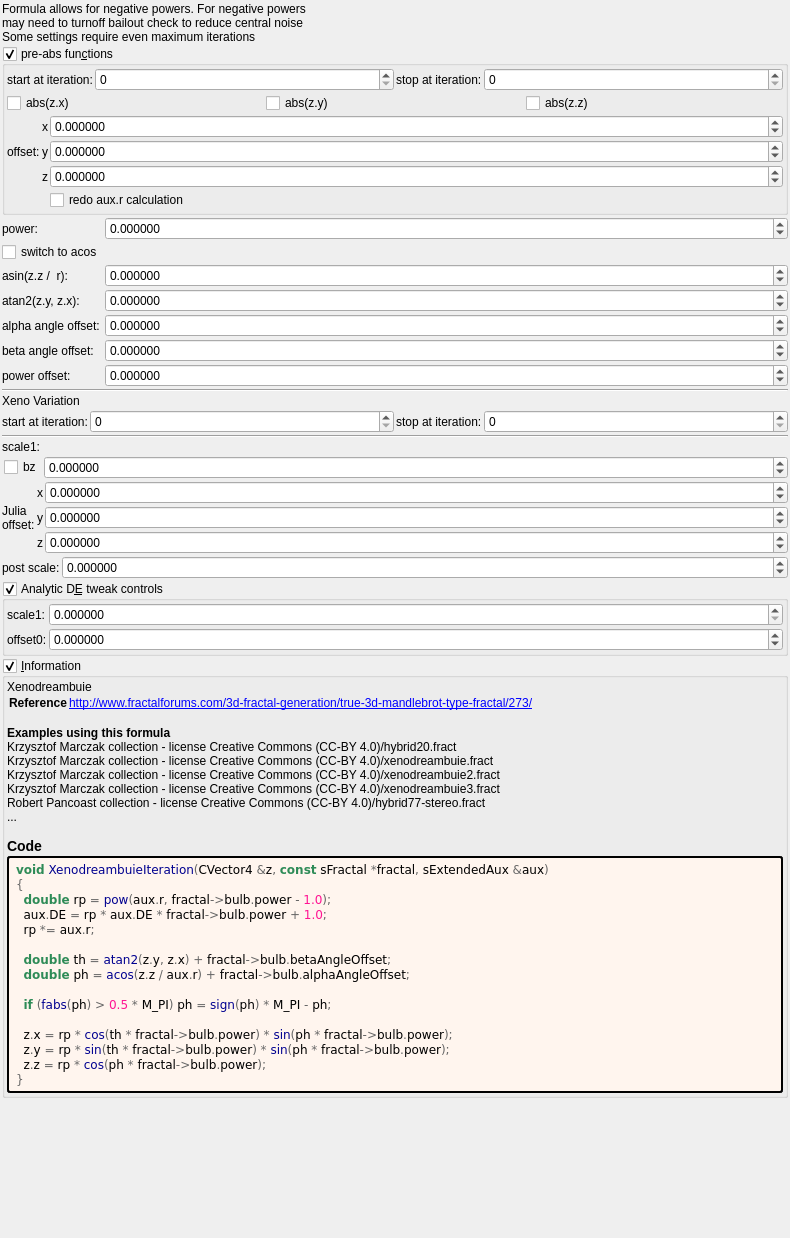
buddhi1980/mandelbulber2, file mandelbulber2/formula/ui/xenodreambuie_v2.ui: the form before one commit.
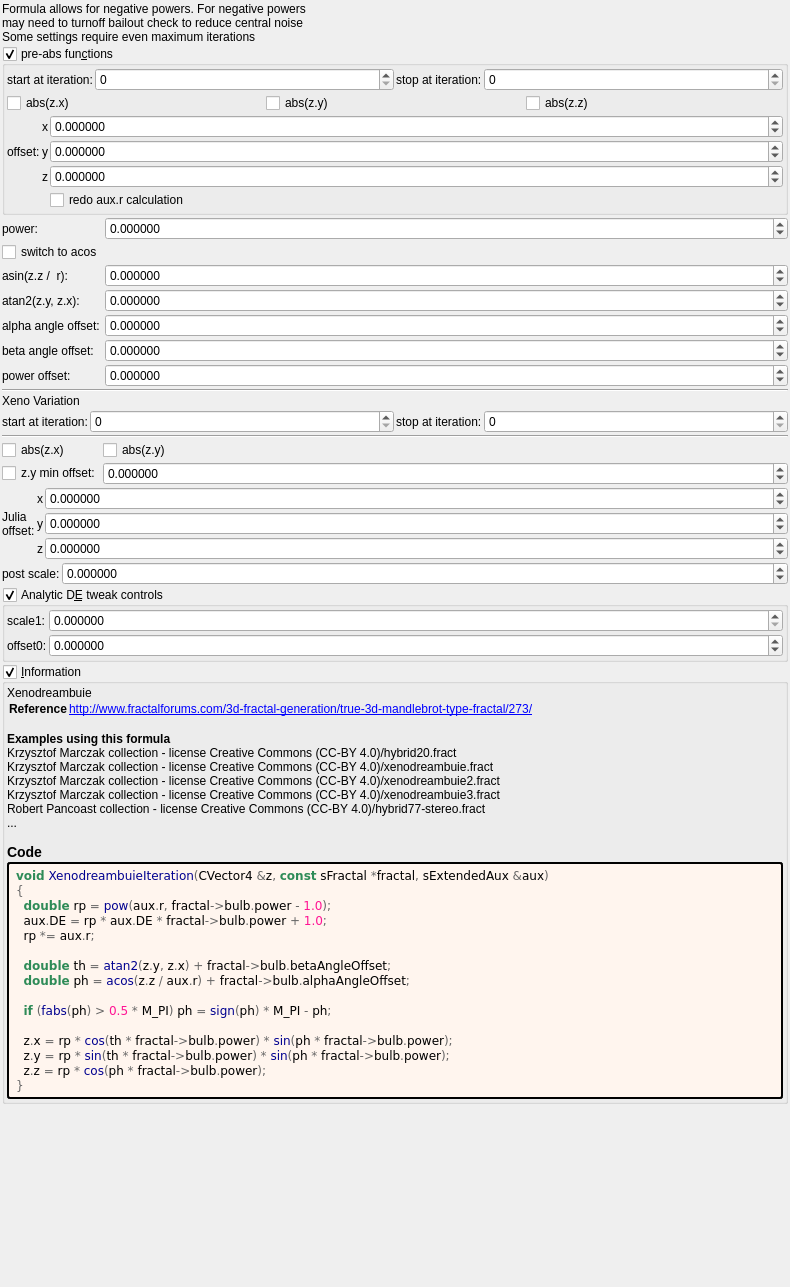
The form after the commit. Custom widgets are drawn as their Qt base class.

The edit to the form file:
```diff
--- a/mandelbulber2/formula/ui/xenodreambuie_v2.ui
+++ b/mandelbulber2/formula/ui/xenodreambuie_v2.ui
@@ -7,7 +7,7 @@
     <x>0</x>
     <y>0</y>
     <width>790</width>
-    <height>1238</height>
+    <height>1287</height>
    </rect>
   </property>
   <property name="windowTitle">
@@ -562,11 +562,18 @@
     </widget>
    </item>
    <item>
-    <layout class="QGridLayout" name="gridLayout_28" columnstretch="0,0,1">
+    <layout class="QGridLayout" name="gridLayout_28" columnstretch="0,1">
      <property name="spacing">
       <number>2</number>
      </property>
-     <item row="1" column="2">
+     <item row="0" column="1">
+      <widget class="MyCheckBox" name="checkBox_transf_function_enabledBy_false">
+       <property name="text">
+        <string notr="true">abs(z.y)</string>
+       </property>
+      </widget>
+     </item>
+     <item row="1" column="1">
       <widget class="MyDoubleSpinBox" name="spinbox_transf_offset_0">
        <property name="sizePolicy">
         <sizepolicy hsizetype="Minimum" vsizetype="Maximum">
@@ -594,17 +601,17 @@
        </property>
       </widget>
      </item>
-     <item row="0" column="0" colspan="2">
-      <widget class="QLabel" name="label_183">
-       <property name="text">
-        <string>scale1:</string>
-       </property>
-      </widget>
-     </item>
-     <item row="1" column="1">
+     <item row="1" column="0">
       <widget class="MyCheckBox" name="checkBox_transf_function_enabledBz_false">
        <property name="text">
-        <string notr="true">bz</string>
+        <string notr="true">z.y min offset:</string>
+       </property>
+      </widget>
+     </item>
+     <item row="0" column="0">
+      <widget class="MyCheckBox" name="checkBox_transf_function_enabledBx_false">
+       <property name="text">
+        <string notr="true">abs(z.x)</string>
        </property>
       </widget>
      </item>
```
